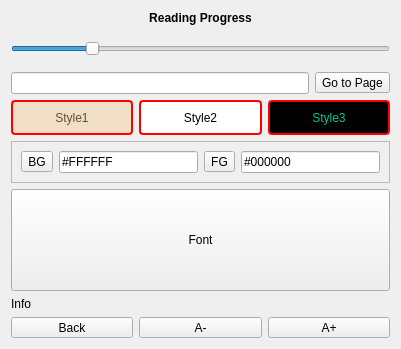
Before: the Qt Designer form src/Reader/ReaderSet.ui in ic005k/Knot-Legacy, drawn with Qt 5.
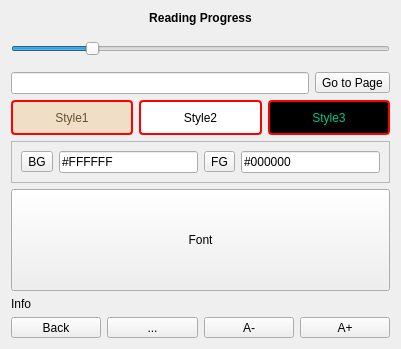
After: the same form once the commit is applied. Icons and pictures are not drawn.

Commit message: Bookmarks have been added to the reader.

What changed in the file:
```diff
--- a/src/Reader/ReaderSet.ui
+++ b/src/Reader/ReaderSet.ui
@@ -301,6 +301,29 @@
        </property>
       </widget>
      </item>
+     <item>
+      <widget class="QToolButton" name="btnSetBookmark">
+       <property name="sizePolicy">
+        <sizepolicy hsizetype="Preferred" vsizetype="Fixed">
+         <horstretch>0</horstretch>
+         <verstretch>0</verstretch>
+        </sizepolicy>
+       </property>
+       <property name="text">
+        <string>...</string>
+       </property>
+       <property name="icon">
+        <iconset resource="../../res.qrc">
+         <normaloff>:/res/set_bookmark_l.png</normaloff>:/res/set_bookmark_l.png</iconset>
+       </property>
+       <property name="iconSize">
+        <size>
+         <width>28</width>
+         <height>28</height>
+        </size>
+       </property>
+      </widget>
+     </item>
      <item>
       <widget class="QToolButton" name="btnFontLess">
        <property name="sizePolicy">
```
The commit also changes 14 other files.
